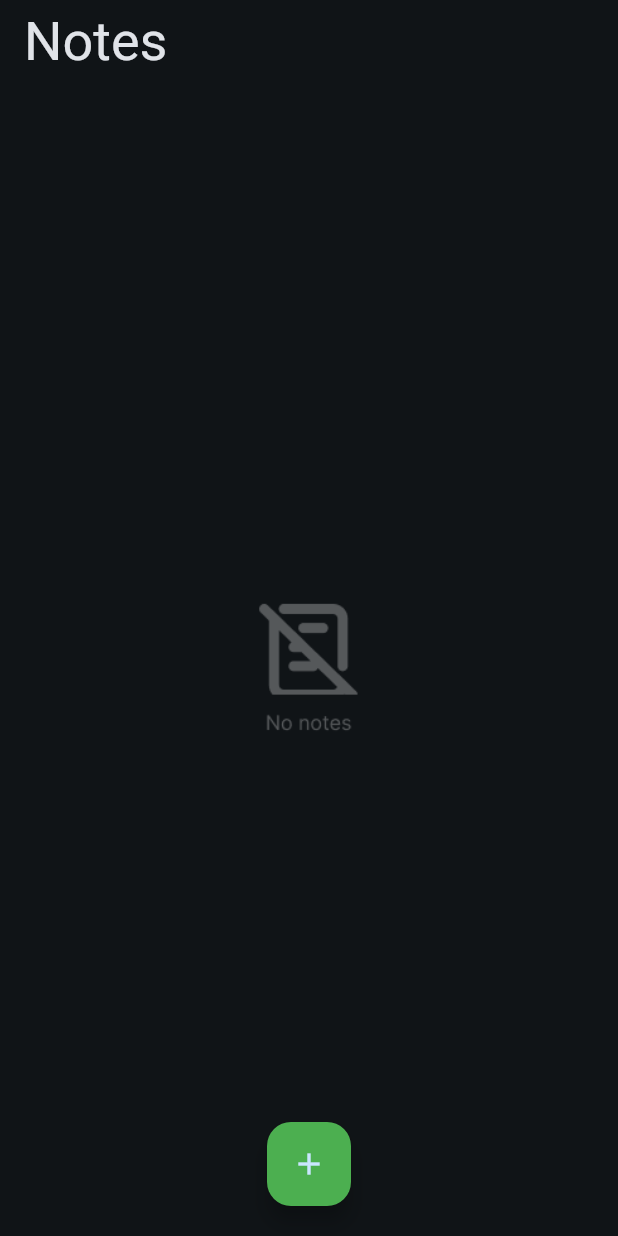
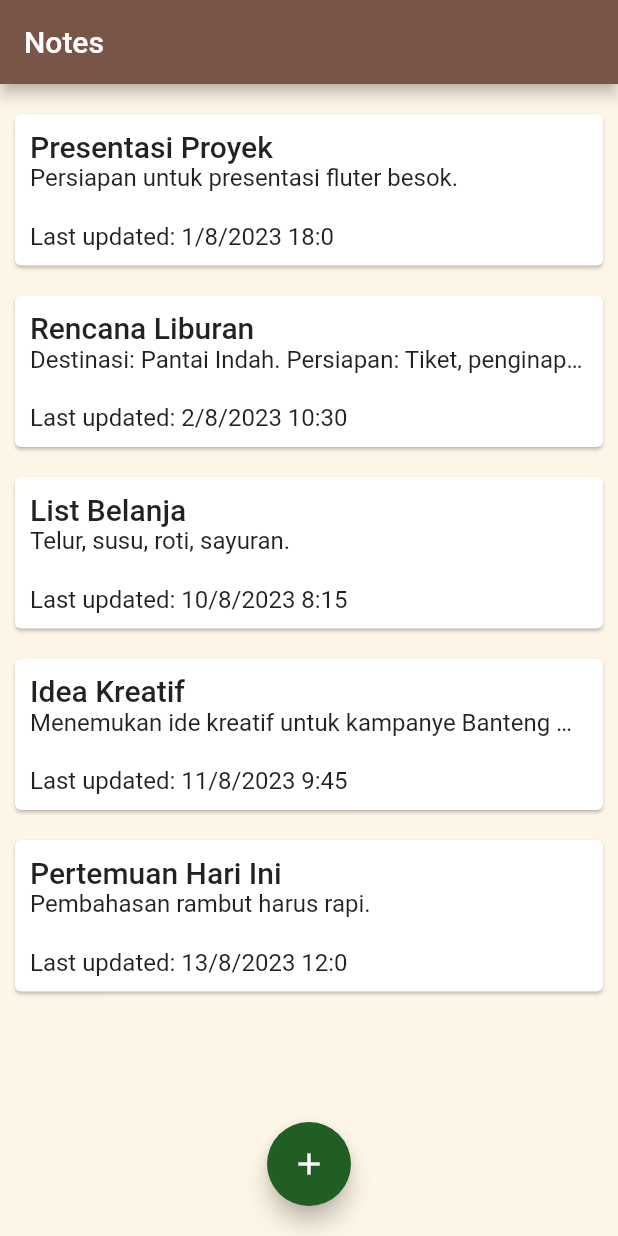
Before and after one commit to mirzazulfadhliamin/Flutter_UI_Login_APP, a Flutter app: the screen it shows after launch, after a tap on "Log In", on a phone screen of 412 x 824 dp. Run offline on Flutter 3.47's test engine with Material 2 defaults, Android fonts, the phone set to English and light mode, and no system bars; Roboto replaces fonts that are missing (Georgia).

Commit message:
Style[MZA]homepage-changeTheme

```diff
--- a/lib/main.dart
+++ b/lib/main.dart
@@ -1,6 +1,5 @@
 import 'package:flutter/material.dart';
 
-import 'package:login_page1/pages/login.dart';
 import 'package:login_page1/pages/spashscreen.dart';
 
 void main() async {
@@ -8,30 +7,37 @@ void main() async {
 }
 
 class MyApp extends StatelessWidget {
-  const MyApp({super.key});
+  const MyApp({Key? key}) : super(key: key);
 
-  // This widget is the root of your application.
   @override
   Widget build(BuildContext context) {
     return MaterialApp(
       debugShowCheckedModeBanner: false,
+      theme: ThemeData(
+        primaryColor: Color(0xFF795548), // Brown primary color
+        secondaryHeaderColor: Color(0xFFCDDC39), // Lime accent color
+        scaffoldBackgroundColor:
+            Color.fromARGB(255, 253, 245, 230), // Cream background color
+        primaryTextTheme: TextTheme(
+          bodyText1: TextStyle(color: Colors.black), // Warna teks utama
+          bodyText2: TextStyle(color: Colors.black), // Warna teks utama
+          headline6: TextStyle(color: Colors.black),
+        ),
+        appBarTheme: const AppBarTheme(
+          backgroundColor: Color(0xFF795548), // Brown app bar color
+          foregroundColor: Colors.white, // Warna teks app bar
+        ),
+        textTheme: TextTheme(
+          bodyText2: TextStyle(
+            fontSize: 16.0,
+            color: Colors.black87,
+          ),
+        ),
+        floatingActionButtonTheme: FloatingActionButtonThemeData(
+          backgroundColor: Color(0xFF795548), // Brown FAB color
+        ),
+      ),
       title: 'Flutter Demo',
-      theme: ThemeData(
-          // Define the default brightness and colors.
-          colorScheme: ColorScheme.fromSeed(
-              seedColor: Colors.lightBlue, brightness: Brightness.dark),
-
-          // Define the default font family.
-          fontFamily: 'Georgia',
-
-          // Define the default `TextTheme`. Use this to specify the default
-          // text styling for headlines, titles, bodies of text, and more.
-          textTheme: const TextTheme(
-            displayLarge: TextStyle(fontSize: 72, fontWeight: FontWeight.bold),
-            titleLarge: TextStyle(fontSize: 36, fontStyle: FontStyle.normal),
-            bodyMedium: TextStyle(fontSize: 14, fontFamily: 'Hind'),
-          ),
-          useMaterial3: true),
       home: SplashScreen(),
     );
   }
--- a/lib/pages/add_task.dart
+++ b/lib/pages/add_task.dart
@@ -45,7 +45,6 @@ class _AddTaskScreenState extends State<AddTaskScreen> {
     return Scaffold(
       resizeToAvoidBottomInset: false,
       appBar: AppBar(
-
         title: Text(
           'Add Task',
           style: TextStyle(fontSize: 20, fontWeight: FontWeight.bold),
@@ -71,6 +70,7 @@ class _AddTaskScreenState extends State<AddTaskScreen> {
               SizedBox(height: 10),
               //input title
               TextField(
+                keyboardType: TextInputType.text,
                 style: TextStyle(fontSize: 20),
                 cursorColor: Colors.green,
                 maxLength: null,
@@ -80,7 +80,7 @@ class _AddTaskScreenState extends State<AddTaskScreen> {
                       borderSide: BorderSide(color: Colors.transparent)),
                   labelText: 'Title',
                   labelStyle: TextStyle(
-                    fontSize: 20,
+                    fontSize: 30,
                     fontWeight: FontWeight.bold,
                     color: Color.fromARGB(255, 146, 146, 146),
                   ),
--- a/lib/pages/edit_task.dart
+++ b/lib/pages/edit_task.dart
@@ -46,13 +46,13 @@ class _EditTaskState extends State<EditTask> {
         centerTitle: true,
       ),
       floatingActionButton: FloatingActionButton(
-        backgroundColor: Colors.green,
+        backgroundColor: const Color.fromARGB(255, 33, 94, 35),
         onPressed: () {
           _edittask();
         },
         child: const Text(
           'SAVE',
-          style: TextStyle(fontWeight: FontWeight.bold, color: Colors.black),
+          style: TextStyle(fontWeight: FontWeight.bold, color: Colors.white),
         ),
       ),
       body: SingleChildScrollView(
--- a/lib/pages/home.dart
+++ b/lib/pages/home.dart
@@ -1,7 +1,8 @@
 import 'package:flutter/material.dart';
 import 'package:login_page1/classes/note.dart';
 import 'package:login_page1/pages/add_task.dart';
-import 'package:login_page1/pages/detail-page.dart';
+
+import 'dart:math';
 
 import 'package:login_page1/pages/edit_task.dart';
 
@@ -11,8 +12,40 @@ class HomePage extends StatefulWidget {
 }
 
 class _HomePageState extends State<HomePage> {
-  List<Note> notes = [];
+  List<Note> notes = [
+    Note(
+      'Pertemuan Hari Ini',
+      'Pembahasan rambut harus rapi.',
+      DateTime(2023, 8, 13, 10, 0),
+      DateTime(2023, 8, 13, 12, 0),
+    ),
+    Note(
+      'Idea Kreatif',
+      'Menemukan ide kreatif untuk kampanye Banteng merah.',
+      DateTime(2023, 8, 10, 15, 30),
+      DateTime(2023, 8, 11, 9, 45),
+    ),
+    Note(
+      'List Belanja',
+      'Telur, susu, roti, sayuran.',
+      DateTime(2023, 8, 9, 18, 0),
+      DateTime(2023, 8, 10, 8, 15),
+    ),
+    Note(
+      'Rencana Liburan',
+      'Destinasi: Pantai Indah. Persiapan: Tiket, penginapan.',
+      DateTime(2023, 7, 25, 16, 0),
+      DateTime(2023, 8, 2, 10, 30),
+    ),
+    Note(
+      'Presentasi Proyek',
+      'Persiapan untuk presentasi fluter besok.',
+      DateTime(2023, 8, 1, 9, 0),
+      DateTime(2023, 8, 1, 18, 0),
+    ),
+  ];
 
+  Random random = Random();
   @override
   void initState() {
     super.initState();
@@ -34,17 +67,17 @@ class _HomePageState extends State<HomePage> {
   Widget build(BuildContext context) {
     return Scaffold(
       appBar: AppBar(
-        title: Text(
+        title: const Text(
           "Notes",
           style: TextStyle(fontStyle: FontStyle.normal),
         ),
       ),
       //floatingActioinButton
       floatingActionButton: Container(
-        margin: EdgeInsets.all(20),
+        margin: const EdgeInsets.all(20),
         child: FloatingActionButton(
           onPressed: () async {
-            Note newNote = await Navigator.push(
+            var newNote = await Navigator.push(
               context,
               MaterialPageRoute(builder: (context) => AddTaskScreen()),
             );
@@ -56,7 +89,7 @@ class _HomePageState extends State<HomePage> {
             }
           },
           child: Icon(Icons.add),
-          backgroundColor: Colors.green,
+          backgroundColor: Color.fromARGB(255, 33, 94, 35),
         ),
       ),
       floatingActionButtonLocation: FloatingActionButtonLocation.centerDocked,
@@ -65,7 +98,7 @@ class _HomePageState extends State<HomePage> {
               child: Image.asset(
               'images/nonotes.png',
               height: 100,
-              color: Color.fromARGB(74, 255, 255, 255),
+              color: const Color.fromARGB(74, 255, 255, 255),
             ))
           : SafeArea(
               //ListView
@@ -99,7 +132,7 @@ class _HomePageState extends State<HomePage> {
                       margin: EdgeInsets.only(left: 10, right: 10, top: 20),
                       child: InkWell(
                         onTap: () async {
-                          Note editNote = await Navigator.push(
+                          var editNote = await Navigator.push(
                             context,
                             MaterialPageRoute(
                               builder: (context) => EditTask(note: note),
@@ -144,6 +177,7 @@ class _HomePageState extends State<HomePage> {
                     ),
                   );
                 },
+                padding: EdgeInsets.only(bottom: 100),
               ),
             ),
     );
--- a/lib/pages/login.dart
+++ b/lib/pages/login.dart
@@ -17,7 +17,6 @@ class _LoginPageState extends State<LoginPage> {
 
   bool _obscureText = true;
 
-
   @override
   void dispose() {
     _focu.dispose();
@@ -29,8 +28,7 @@ class _LoginPageState extends State<LoginPage> {
   Widget build(BuildContext context) {
     return Scaffold(
       resizeToAvoidBottomInset: false,
-      body: SafeArea(
-        child: Container(
+      body: Container(
         width: double.infinity,
         height: MediaQuery.of(context).size.height,
         decoration: const BoxDecoration(
@@ -102,8 +100,8 @@ class _LoginPageState extends State<LoginPage> {
                       contentPadding:
                           EdgeInsets.symmetric(horizontal: 20, vertical: 18),
                       hintText: "Your Email",
-                        hintStyle: TextStyle(
-                            color: Color.fromARGB(151, 255, 255, 255)),
+                      hintStyle:
+                          TextStyle(color: Color.fromARGB(151, 255, 255, 255)),
                       border: InputBorder.none,
                     ),
                   ),
@@ -162,8 +160,8 @@ class _LoginPageState extends State<LoginPage> {
                       margin: EdgeInsets.only(right: 40, top: 10),
                       child: const Text(
                         "Forgot Password?",
-                          style: TextStyle(
-                              color: Color.fromRGBO(184, 184, 210, 1)),
+                        style:
+                            TextStyle(color: Color.fromRGBO(184, 184, 210, 1)),
                       ),
                     ),
                   ],
@@ -207,8 +205,8 @@ class _LoginPageState extends State<LoginPage> {
                   children: [
                     const Text(
                       "Don't have an account ? ",
-                        style: TextStyle(
-                            color: Color.fromARGB(255, 184, 184, 210)),
+                      style:
+                          TextStyle(color: Color.fromARGB(255, 184, 184, 210)),
                     ),
                     SizedBox(height: 5),
                     InkWell(
@@ -273,7 +271,6 @@ class _LoginPageState extends State<LoginPage> {
           ],
         ),
       ),
-      ),
     );
   }
 }
```
Also changed, not shown: lib/pages/detail-page.dart (deleted, +0 -37 lines), lib/pages/signup.dart (+9 -7 lines). Lines whose indentation alone changed are shown as unchanged.
